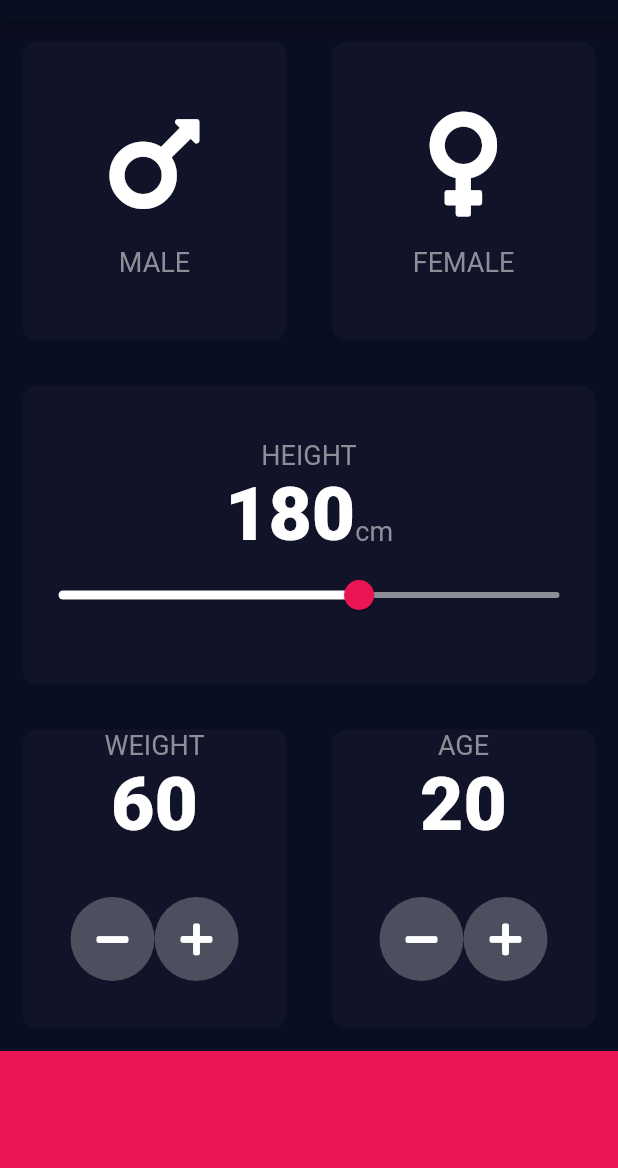
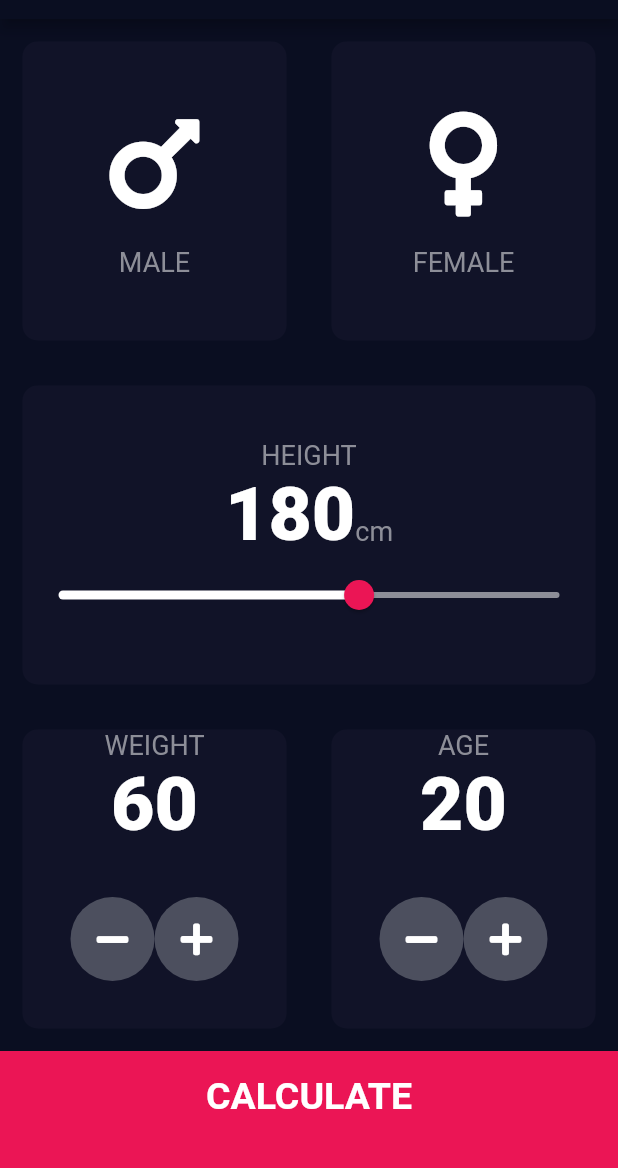
Before and after one commit to mishrakeshav/Flutter-App-Development, a Flutter app: the screen it shows after launch, on a phone screen of 412 x 824 dp, the part 65-1233 px from its top. Run offline on Flutter 3.47's test engine with Material 2 defaults, Android fonts, the phone set to English and light mode, and no system bars; our stand-ins replace font_awesome_flutter.

Commit message:
complete bmi calculator

```diff
--- /dev/null
+++ b/bmi-calculator-flutter/lib/components/bottom_button.dart
@@ -0,0 +1,27 @@
+import 'package:flutter/material.dart';
+import 'package:bmi_calculator/constants.dart';
+
+class BottomButton extends StatelessWidget {
+  final String buttonTitle;
+  final Function onTap;
+  BottomButton({this.buttonTitle, this.onTap});
+
+  @override
+  Widget build(BuildContext context) {
+    return GestureDetector(
+      onTap: onTap,
+      child: Container(
+        child: Center(
+          child: Text(
+            buttonTitle,
+            style: kLargeButtonTextStyle,
+          ),
+        ),
+        padding: EdgeInsets.only(bottom: 20.0),
+        color: kbottonCardContainerColor,
+        height: kbottonContainerHeight,
+        width: double.infinity,
+      ),
+    );
+  }
+}
--- a/bmi-calculator-flutter/lib/icon_content.dart
+++ b/bmi-calculator-flutter/lib/components/icon_content.dart
@@ -1,5 +1,5 @@
 import 'package:flutter/material.dart';
-import 'constants.dart';
+import 'package:bmi_calculator/constants.dart';
 
 class IconContent extends StatelessWidget {
   IconContent({this.icon, this.label});
--- /dev/null
+++ b/bmi-calculator-flutter/lib/components/round_icon_button.dart
@@ -0,0 +1,21 @@
+import 'package:flutter/material.dart';
+
+class RoundIconButton extends StatelessWidget {
+  RoundIconButton({this.icon, this.onPressed});
+  final IconData icon;
+  final Function onPressed;
+  @override
+  Widget build(BuildContext context) {
+    return RawMaterialButton(
+      child: Icon(icon),
+      onPressed: onPressed,
+      elevation: 0.0,
+      constraints: BoxConstraints.tightFor(
+        width: 56.0,
+        height: 56.0,
+      ),
+      shape: CircleBorder(),
+      fillColor: Color(0xFF4C4F5E),
+    );
+  }
+}
--- a/bmi-calculator-flutter/lib/main.dart
+++ b/bmi-calculator-flutter/lib/main.dart
@@ -1,5 +1,5 @@
 import 'package:flutter/material.dart';
-import 'input_page.dart';
+import 'package:bmi_calculator/screens/input_page.dart';
 
 void main() => runApp(BMICalculator());
 
--- a/bmi-calculator-flutter/lib/input_page.dart
+++ b/bmi-calculator-flutter/lib/screens/input_page.dart
@@ -1,8 +1,13 @@
+import 'package:bmi_calculator/calculator_brain.dart';
+import 'package:bmi_calculator/screens/results_page.dart';
 import 'package:flutter/material.dart';
 import 'package:font_awesome_flutter/font_awesome_flutter.dart';
-import 'icon_content.dart';
-import 'reuseable_card.dart';
-import 'constants.dart';
+import 'package:bmi_calculator/components/icon_content.dart';
+import 'package:bmi_calculator/components/reuseable_card.dart';
+import 'package:bmi_calculator/components/round_icon_button.dart';
+import 'package:bmi_calculator/components/bottom_button.dart';
+import 'package:bmi_calculator/constants.dart';
+import 'results_page.dart';
 
 enum Gender { male, female }
 
@@ -203,33 +208,25 @@ class _InputPageState extends State<InputPage> {
               ],
             ),
           ),
-          Container(
-            color: kbottonCardContainerColor,
-            height: kbottonContainerHeight,
-            width: double.infinity,
+          BottomButton(
+            buttonTitle: 'CALCULATE',
+            onTap: () {
+              CalculatorBrain calculatorBrain =
+                  CalculatorBrain(height: height, weight: weight);
+              Navigator.push(
+                context,
+                MaterialPageRoute(
+                  builder: (context) => ResultsPage(
+                    bmiResult: calculatorBrain.calculateBMI(),
+                    resultText: calculatorBrain.getResult(),
+                    interpretation: calculatorBrain.getInterpretation(),
+                  ),
+                ),
+              );
+            },
           ),
         ],
       ),
     );
   }
 }
-
-class RoundIconButton extends StatelessWidget {
-  RoundIconButton({this.icon, this.onPressed});
-  final IconData icon;
-  final Function onPressed;
-  @override
-  Widget build(BuildContext context) {
-    return RawMaterialButton(
-      child: Icon(icon),
-      onPressed: onPressed,
-      elevation: 0.0,
-      constraints: BoxConstraints.tightFor(
-        width: 56.0,
-        height: 56.0,
-      ),
-      shape: CircleBorder(),
-      fillColor: Color(0xFF4C4F5E),
-    );
-  }
-}
```
Also changed, not shown: bmi-calculator-flutter/lib/calculator_brain.dart (added, +32 -0 lines), bmi-calculator-flutter/lib/constants.dart (+24 -0 lines), bmi-calculator-flutter/lib/screens/results_page.dart (added, +66 -0 lines), bmi-calculator-flutter/lib/components/reuseable_card.dart (renamed from bmi-calculator-flutter/lib/reuseable_card.dart).
